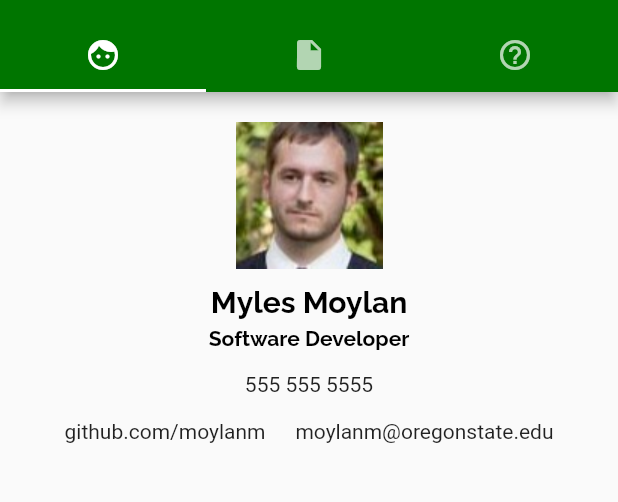
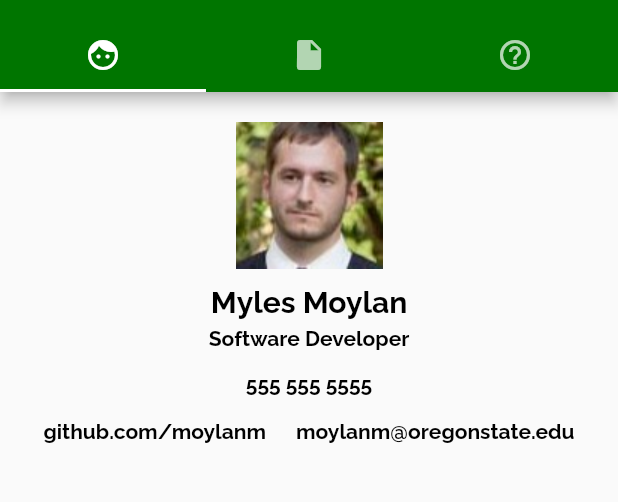
Before and after one commit to moylanm/call-me-maybe, a Flutter app: the screen it shows after launch, on a phone screen of 412 x 824 dp, the part 64-566 px from its top. Run offline on Flutter 3.47's test engine with Material 2 defaults, Android fonts, the light colour scheme and no system bars.

Commit message:
use custom font for phone, email, and website

```diff
--- a/lib/screens/business_card.dart
+++ b/lib/screens/business_card.dart
@@ -60,7 +60,7 @@ class BusinessCard extends StatelessWidget {
           throw 'cannot launch';
         }
       },
-      child: const Text(_phone),
+      child: Text(_phone, style: Styles.textSmall),
     );
   }
 
@@ -73,7 +73,7 @@ class BusinessCard extends StatelessWidget {
           throw 'cannot launch';
         }
       },
-      child: const Text(_website),
+      child: Text(_website, style: Styles.textSmall),
     );
   }
 
@@ -86,7 +86,7 @@ class BusinessCard extends StatelessWidget {
           throw 'cannot launch';
         }
       },
-      child: const Text(_email),
+      child: Text(_email, style: Styles.textSmall),
     );
   }
 }
```
